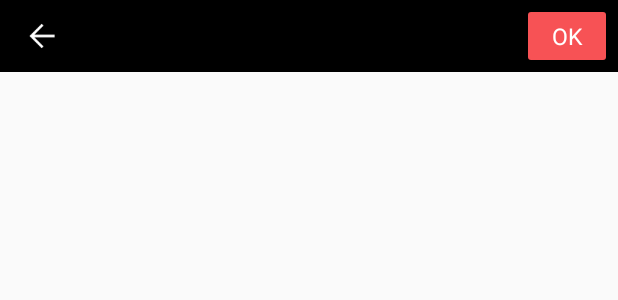
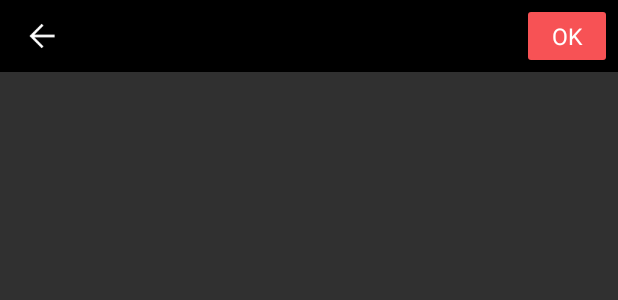
Before and after one commit to caoyanglee/ImagePicker, an Android app: the layout activity_image_crop.xml on its own in the app's theme, with its tools: preview values and no code run, on a phone screen of 412 x 824 dp. Shown: the top 300 px of the screen. Run offline under Robolectric (Android 15) with nearby library versions, the phone set to English and light mode, and no system bars; plain views replace CropImageView.

Commit message:
修改部分代码

```diff
--- a/app/src/main/res/layout/activity_photo_view_pager.xml
+++ b/app/src/main/res/layout/activity_photo_view_pager.xml
@@ -4,6 +4,8 @@
     android:id="@+id/activity_photo_view_pager"
     android:layout_width="match_parent"
     android:layout_height="match_parent"
+    android:background="@color/black"
+    android:fitsSystemWindows="true"
     android:orientation="vertical"
     tools:context="io.weimu.www.imagepicker.activity.PhotoViewPagerActivity">
 
--- a/library/src/main/java/com/yongchun/library/view/ImageCropActivity.java
+++ b/library/src/main/java/com/yongchun/library/view/ImageCropActivity.java
@@ -71,7 +71,7 @@ public class ImageCropActivity extends SelectorBaseActivity {
         cropImageView.setFrameStrokeWeightInDp(1);
         cropImageView.setGuideStrokeWeightInDp(1);
         cropImageView.setInitialFrameScale(0.5f);//裁剪区域为原图的一半
-        cropImageView.setCropMode(CropImageView.CropMode.CIRCLE);//设置裁剪方式为圆形，可换
+        cropImageView.setCropMode(CropImageView.CropMode.SQUARE);//设置裁剪方式为圆形，可换
     }
 
     public void initView() {
--- a/library/src/main/res/layout/activity_image_crop.xml
+++ b/library/src/main/res/layout/activity_image_crop.xml
@@ -4,6 +4,7 @@
     android:layout_width="match_parent"
     android:layout_height="match_parent"
     android:fitsSystemWindows="true"
+    android:background="@color/black"
     android:orientation="vertical">
 
 
@@ -38,6 +39,7 @@
     <com.isseiaoki.simplecropview.CropImageView
         android:id="@+id/cropImageView"
         android:layout_width="match_parent"
+        android:background="#303030"
         android:layout_height="match_parent" />
 
 </LinearLayout>
```
Also changed, not shown: library/src/main/res/layout/activity_imageselector.xml (+4 -3 lines).
